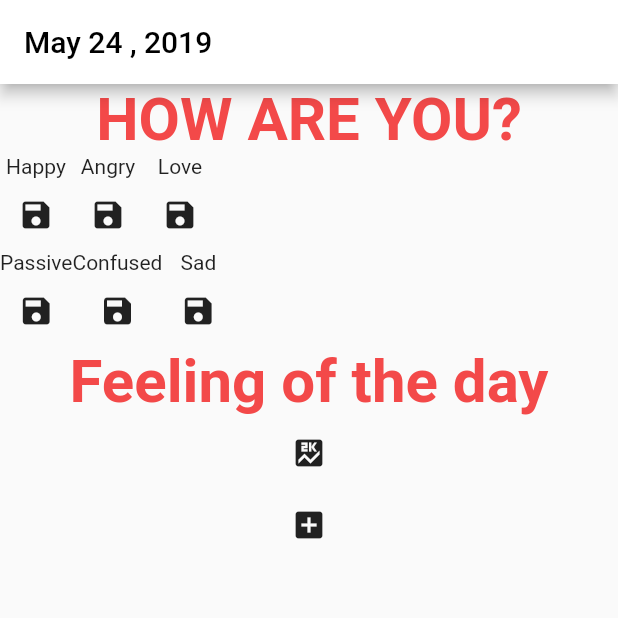
After one commit to badgooooor/naikan-app, a Flutter app: the AddPixelPage screen opened directly, after a tap on the "add box" icon, on a phone screen of 412 x 824 dp, the top half of it. The commit adds this screen. Run offline on Flutter 3.47's test engine with Material 2 defaults, Android fonts, the light colour scheme and no system bars; our stand-ins replace event_bus, image_picker; missing offline and left inert: configurable_expansion_tile; network calls fail.

Commit message:
fix error

```diff
--- a/lib/Model/Api.dart
+++ b/lib/Model/Api.dart
@@ -0,0 +1,36 @@
+import 'dart:async';
+import 'dart:convert';
+import 'package:http/http.dart' as client;
+import 'dart:io';
+
+
+class Api{
+  Future<client.Response>postPixel(Map data) async {
+    String urlPost = 'https://us-central1-naikan-87838.cloudfunctions.net/webApi/api/v1/pixels/todayPixel';
+    String pixelText = json.encode(data);
+    print(pixelText);
+
+    return client.post(
+        urlPost,
+        headers: {"Content-Type" : "application/json"},
+        body: pixelText)
+        .then((client.Response response){
+      final int statusCode = response.statusCode;
+      print('statusCode \t=\t'+statusCode.toString());
+    });
+  }
+  Future<client.Response>postEditPixel(Map data) async {
+    String urlPost = 'https://us-central1-naikan-87838.cloudfunctions.net/webApi/api/v1/pixels/pastPixel';
+    String pixelText = json.encode(data);
+    print(pixelText);
+
+    return client.post(
+        urlPost,
+        headers: {"Content-Type" : "application/json"},
+        body: pixelText)
+        .then((client.Response response){
+      final int statusCode = response.statusCode;
+      print('statusCode \t=\t'+statusCode.toString());
+    });
+  }
+}
--- /dev/null
+++ b/lib/Page/AddPixel.dart
@@ -0,0 +1,130 @@
+import 'package:flutter/material.dart';
+import 'package:http/http.dart' as http;
+import 'dart:convert';
+import 'package:naikan/Model/Model.dart';
+class AddPixel extends StatelessWidget{
+  @override
+  Widget build(BuildContext context){
+    return MaterialApp(
+        theme: ThemeData(),
+        home: AddPixelPage(title: 'Add Snapshot')
+    );
+  }
+}
+
+class AddPixelPage extends StatefulWidget{
+  AddPixelPage({Key key, this.title}) : super(key: key);
+  final String title;
+  @override
+  _AddPixelPage createState() => _AddPixelPage();
+}
+
+class _AddPixelPage extends State<AddPixelPage> {
+  DateTime _date = new DateTime.now();
+  int dateInt = new DateTime.now().year*10000+new DateTime.now().month*100+new DateTime.now().day;
+  int happy=0;
+  int angry=0;
+  int love=0;
+  int passive=0;
+  int confused=0;
+  int sad=0;
+  Api api = new Api();
+
+  String getDate(DateTime _date) {
+    var month = ['January', 'February', 'March',
+    'April', 'May', 'June',
+    'July', 'August', 'September',
+    'October', 'November', 'December'
+    ];
+    String str = '';
+    str += month[_date.month] + ' ';
+    str += _date.day.toString() + ' , ';
+    str += _date.year.toString();
+    return str;
+  }
+
+  display(){
+    print('///////////////////////////////////////////////');
+    print('date \t=\t'+dateInt.toString());
+    print('Happy\t=\t'+happy.toString());
+    print('Angry\t=\t'+angry.toString());
+    print('Love \t=\t'+love.toString());
+    print('Passive\t=\t'+passive.toString());
+    print('Confused\t=\t'+confused.toString());
+    print('Sad  \t=\t'+sad.toString());
+    print('finalEmotion=\t'+getFinalEmotion());
+  }
+  String getFinalEmotion(){
+    String mostEmotion = 'Happier';
+    return mostEmotion;
+  }
+  save() async{
+    Map data={
+      "angry": angry,
+      "confuse": confused,
+      "happy": happy,
+      "passive": passive,
+      "sad": sad,
+      "love": love,
+      "finalEmotion": getFinalEmotion()
+//      ,"date" : 19990326
+    };
+    print('-------------save-------------');
+    http.Response res = await api.postPixel(data);
+//    if(res.statusCode != 200){
+//      print(res.statusCode);
+//      print(res.body);
+//    }
+    print('------------------------------');
+
+  }
+  ///////////////////////////////////////////////////////////
+  @override
+  Widget build(BuildContext context) {
+    return Scaffold(
+        appBar: AppBar(
+          title: Text(
+
+              getDate(_date), style: new TextStyle(color: Colors.black)),
+          backgroundColor: new Color(0xFFFFFFFF),
+          centerTitle: false,
+        ),
+        body: Center(
+
+            child: Column(
+
+                children: [
+
+                  Text('HOW ARE YOU?', style: new TextStyle(
+                      color: new Color(0xFFF34949),
+                      fontWeight: FontWeight.bold,
+                      fontSize: 40),),
+                  Row(
+                      children: [
+                        Column(children: <Widget>[Text('Happy'),IconButton(icon: Icon(Icons.save),onPressed: (){happy+=1;})],),
+                        Column(children: <Widget>[Text('Angry'),IconButton(icon: Icon(Icons.save),onPressed: (){angry+=1;})],),
+                        Column(children: <Widget>[Text('Love'),IconButton(icon: Icon(Icons.save),onPressed: (){love+=1;})],),
+                      ]
+                  ),
+                  Row(
+                      children: [
+                        Column(children: <Widget>[Text('Passive'),IconButton(icon: Icon(Icons.save),onPressed: (){passive+=1;})],),
+                        Column(children: <Widget>[Text('Confused'),IconButton(icon: Icon(Icons.save),onPressed: (){confused+=1;})],),
+                        Column(children: <Widget>[Text('Sad'),IconButton(icon: Icon(Icons.save),onPressed: (){sad+=1;})],),
+                      ]
+                  ),
+                  Text('Feeling of the day', style: new TextStyle(
+                      color: new Color(0xFFF34949),
+                      fontWeight: FontWeight.bold,
+                      fontSize: 40),),
+                  IconButton(icon: Icon(Icons.score),onPressed: display,),
+                  IconButton(icon: Icon(Icons.add_box),onPressed: save,)
+            ])
+
+
+        )
+
+
+    );
+  }
+}
--- /dev/null
+++ b/lib/Page/Page.dart
@@ -0,0 +1,4 @@
+export './ViewSnap.dart';
+export './listviewex.dart';
+export 'AddPixel.dart';
+export 'AddSnapshot.dart';
--- a/lib/Page/Pages.dart
+++ /dev/null
@@ -1,2 +0,0 @@
-export './ViewSnap.dart';
-export './listviewex.dart';
--- a/lib/main.dart
+++ b/lib/main.dart
@@ -1,6 +1,6 @@
 import 'package:flutter/material.dart';
 import 'package:event_bus/event_bus.dart';
-import 'Page/Pages.dart';
+import 'Page/Page.dart';
 EventBus eventBus = EventBus();
 void main(){
   const PrimaryColor = const Color(0xF34949);
--- a/pubspec.yaml
+++ b/pubspec.yaml
@@ -22,7 +22,8 @@ dependencies:
   firebase_messaging: ^4.0.0+1
   event_bus: ^1.1.0
   configurable_expansion_tile: ^1.0.0
-
+  http: "^0.12.0"
+  image_picker:
   # The following adds the Cupertino Icons font to your application.
   # Use with the CupertinoIcons class for iOS style icons.
   cupertino_icons: ^0.1.2
```
Also changed, not shown: lib/Page/AddSnapshot.dart (added, +151 -0 lines), pubspec.lock, 1 other file.
